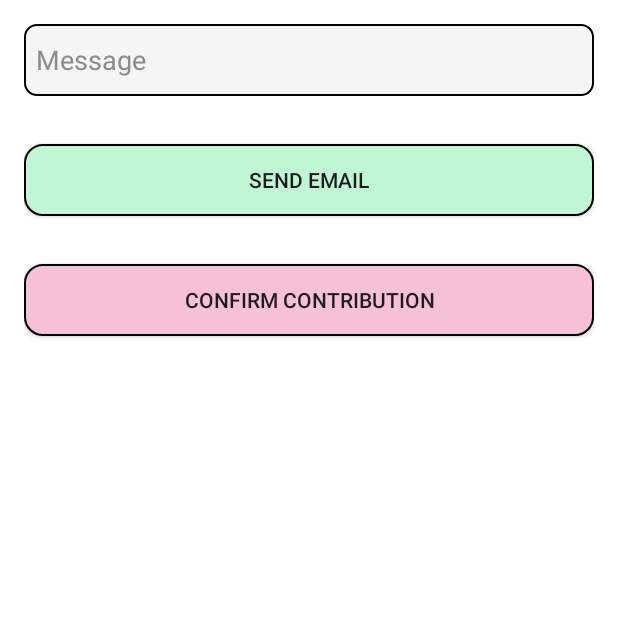
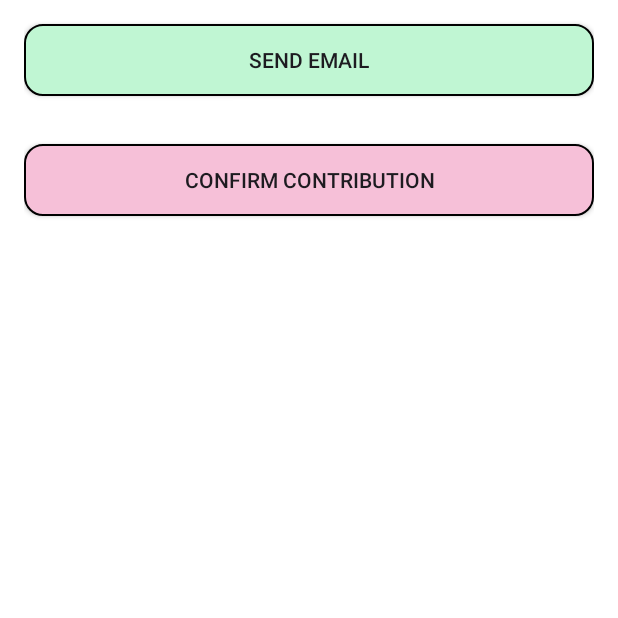
Before and after one commit to mohanddo/USTHB-9raya-Admin, an Android app: the AcceptContributionActivity screen opened directly, with no data from a screen before it, on a phone screen of 412 x 824 dp, the top half of it. Run offline under Robolectric (Android 15) with nearby library versions, the phone set to English and light mode, and no system bars; 2 statements that could not run were skipped.

```diff
--- a/app/src/main/java/com/example/usthb9rayaadmin/Utils/Util.kt
+++ b/app/src/main/java/com/example/usthb9rayaadmin/Utils/Util.kt
@@ -123,7 +123,7 @@ object Util {
         return preferences[dataStoreKey]
     }
 
-    suspend fun delete(key: String, dataStore: DataStore<Preferences>) {
+    private suspend fun delete(key: String, dataStore: DataStore<Preferences>) {
         val dataStoreKey = stringPreferencesKey(key)
         dataStore.edit { settings ->
             settings.remove(dataStoreKey)
--- a/app/src/main/res/layout/activity_accept_contribution.xml
+++ b/app/src/main/res/layout/activity_accept_contribution.xml
@@ -20,22 +20,6 @@
             android:orientation="vertical"
             android:layout_marginHorizontal="16dp"
             android:gravity="center">
-
-
-            <EditText
-                android:id="@+id/message"
-                android:layout_width="match_parent"
-                android:layout_height="wrap_content"
-                android:hint="Message"
-                android:inputType="textMultiLine"
-                android:textColorHint="#8E8B8B"
-                android:textColor="@color/black"
-                android:padding="8dp"
-                android:minHeight="48dp"
-                android:layout_marginVertical="16dp"
-                android:background="@drawable/bck_edit_text"
-                android:maxLines="5"
-                android:lineSpacingExtra="4dp" />
 
             <androidx.appcompat.widget.AppCompatButton
                 android:id="@+id/SendButt"
```
Also changed, not shown: app/src/main/java/com/example/usthb9rayaadmin/AcceptContributionActivity.kt (+20 -4 lines), app/src/main/java/com/example/usthb9rayaadmin/DataClass/Contribution.kt (+2 -5 lines), app/src/main/java/com/example/usthb9rayaadmin/DenyContributionActivity.kt (+18 -2 lines), app/src/main/res/layout/activity_deny_contribution.xml (+0 -15 lines).
